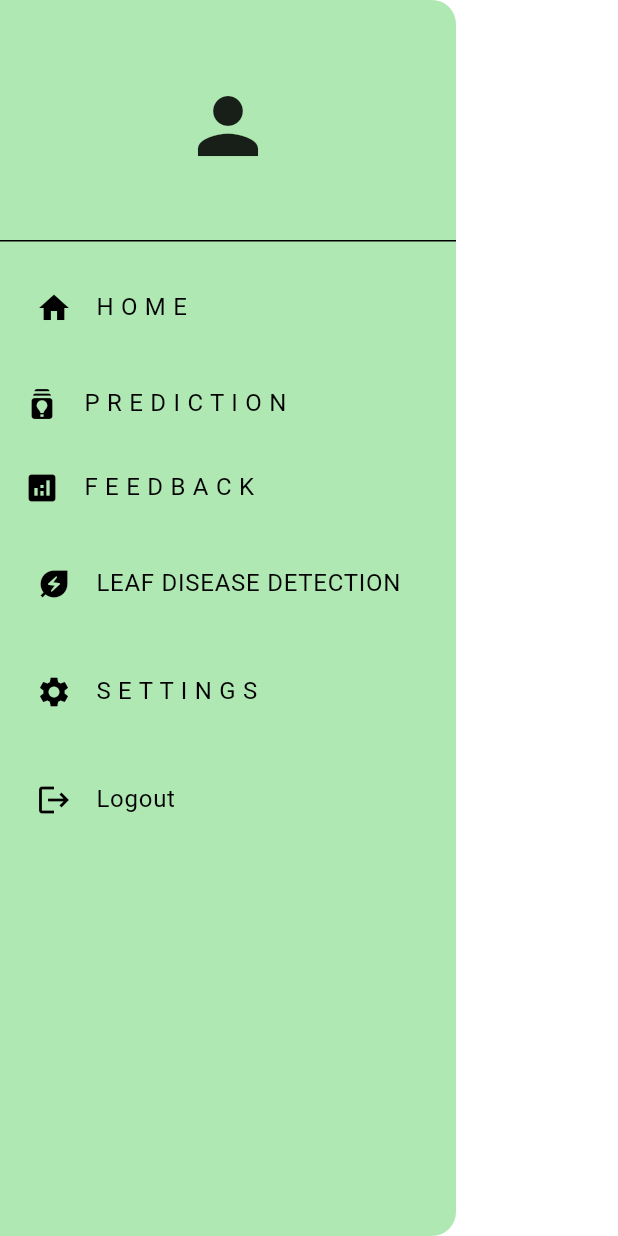
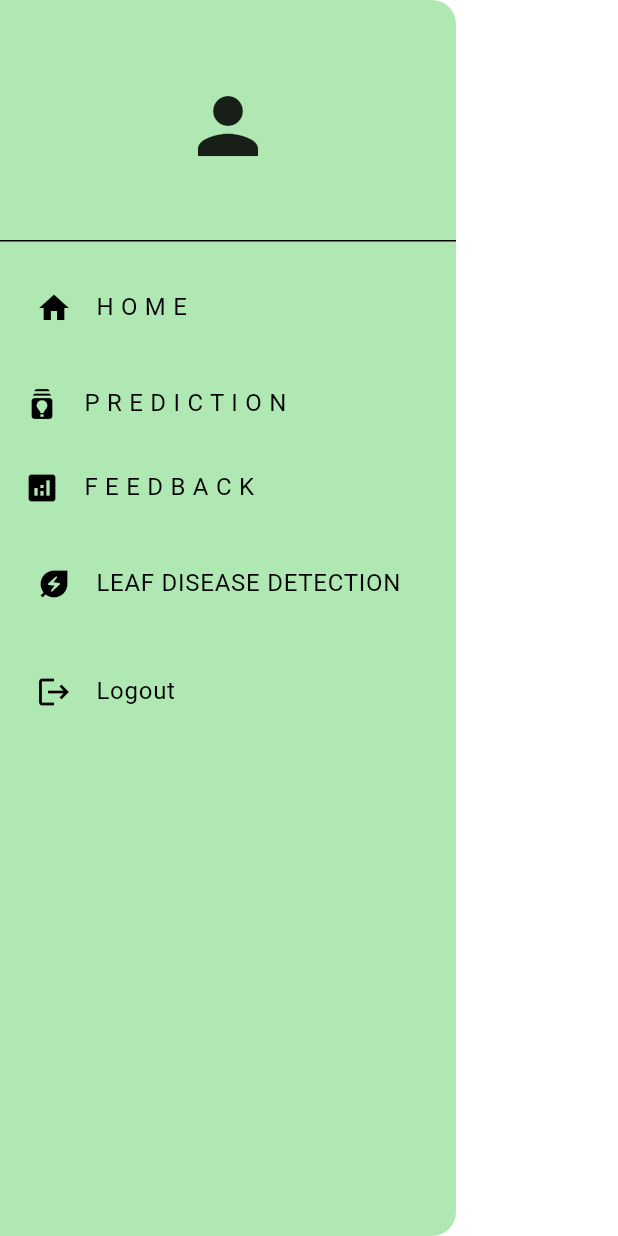
Before and after one commit to Shivansh722/Jai-Kisan, a Flutter app: the MyDrawer widget shown alone on an empty page, opened directly, on a phone screen of 412 x 824 dp. Run offline on Flutter 3.47's test engine with Material 3 defaults, Android fonts, the phone set to English and light mode, and no system bars; our stand-ins replace firebase_auth, firebase_core, fl_chart, image_picker; missing offline and left inert: fading_edge_scrollview; accounts and stored records are empty.

Commit message:
feat: modified app drawer

```diff
--- a/lib/components/my_drawer.dart
+++ b/lib/components/my_drawer.dart
@@ -94,23 +94,6 @@ class MyDrawer extends StatelessWidget {
           Padding(
             padding: const EdgeInsets.all(8.0),
             child: ListTile(
-              title: const Text('S E T T I N G S'),
-              leading: const Icon(Icons.settings),
-              onTap: () {
-                Navigator.pop(context);
-                Navigator.push(
-                  context,
-                  MaterialPageRoute(
-                    builder: (context) => FetchData(),
-                  ),
-                );
-              },
-            ),
-          ),
-
-          Padding(
-            padding: const EdgeInsets.all(8.0),
-            child: ListTile(
               title: const Text('Logout'),
               leading: const Icon(Icons.logout),
               onTap: () {
```
